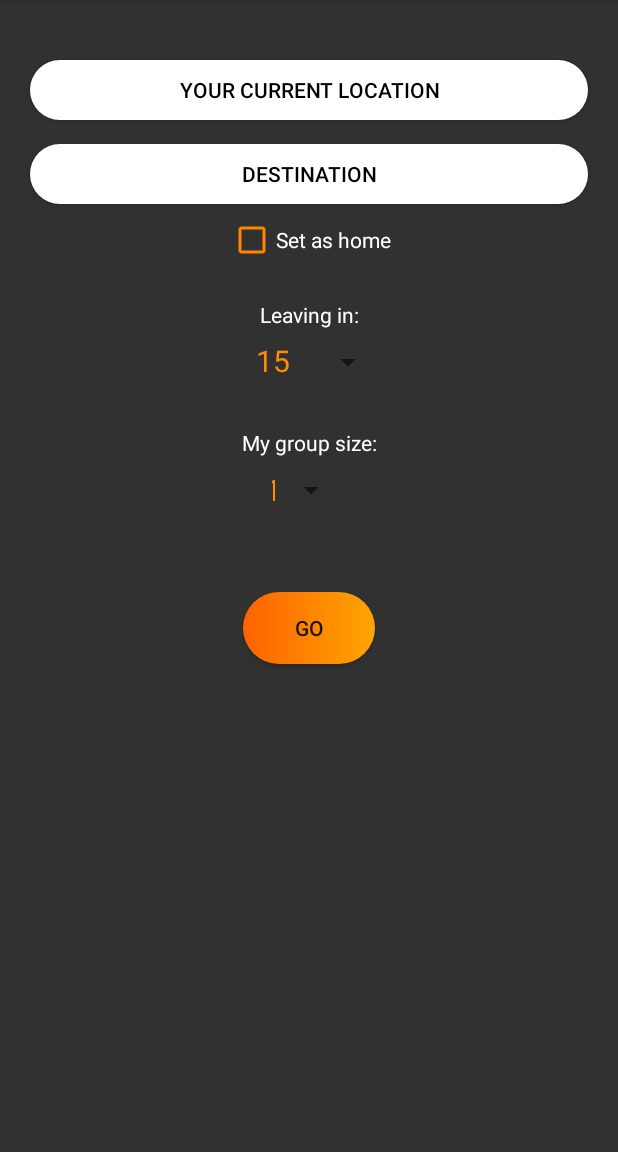
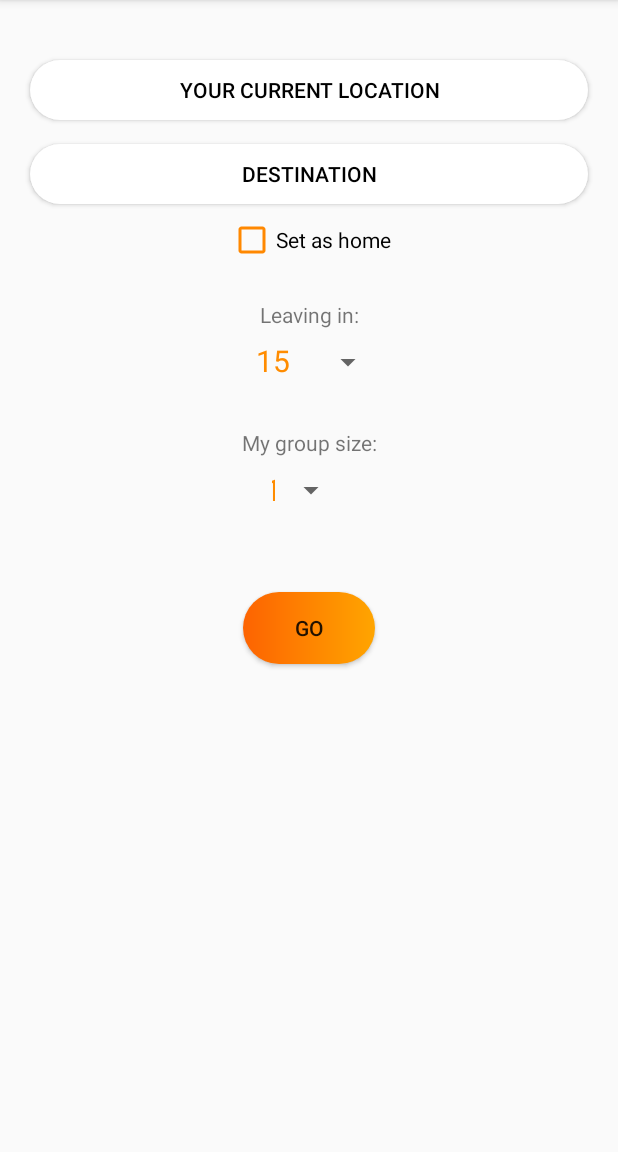
Before and after one commit to Jaja321/GoogleWorkshop, an Android app: the screen it shows after launch once a user with an empty profile is signed in (PreferencesActivity), on a phone screen of 412 x 824 dp, the part 84-1236 px from its top. Run offline under Robolectric (Android 15) with nearby library versions, the phone set to English and light mode, and no system bars; our stand-ins replace Firebase (no records; nobody signed in at launch, a user with empty details on screens opened directly); libraries missing offline, so code that uses them is left out: com.facebook, com.facebook.login; 12 statements that could not run were skipped.

Commit message:
Fixed button issues, changed backgroud to preferencesActivity

```diff
--- a/app/src/main/res/layout/activity_preferences.xml
+++ b/app/src/main/res/layout/activity_preferences.xml
@@ -4,7 +4,6 @@
     xmlns:tools="http://schemas.android.com/tools"
     android:layout_width="match_parent"
     android:layout_height="match_parent"
-    android:background="#313131"
     tools:context="com.googleworkshop.taxipool.PreferencesActivity">
 
     <Button
@@ -53,7 +52,6 @@
         android:layout_marginTop="8dp"
         android:buttonTint="@android:color/holo_orange_dark"
         android:text="Set as home"
-        android:textColor="@android:color/white"
         app:layout_constraintLeft_toLeftOf="parent"
         app:layout_constraintRight_toRightOf="parent"
         app:layout_constraintTop_toBottomOf="@+id/destination" />
@@ -67,7 +65,6 @@
         android:layout_marginStart="8dp"
         android:layout_marginTop="24dp"
         android:text="Leaving in:"
-        android:textColor="@android:color/white"
         app:layout_constraintEnd_toEndOf="parent"
         app:layout_constraintHorizontal_bias="0.501"
         app:layout_constraintLeft_toLeftOf="parent"
@@ -133,7 +130,6 @@
         android:layout_height="wrap_content"
         android:layout_marginTop="24dp"
         android:text="My group size:"
-        android:textColor="@android:color/white"
         app:layout_constraintLeft_toLeftOf="parent"
         app:layout_constraintRight_toRightOf="parent"
         app:layout_constraintTop_toBottomOf="@+id/time" />
```
